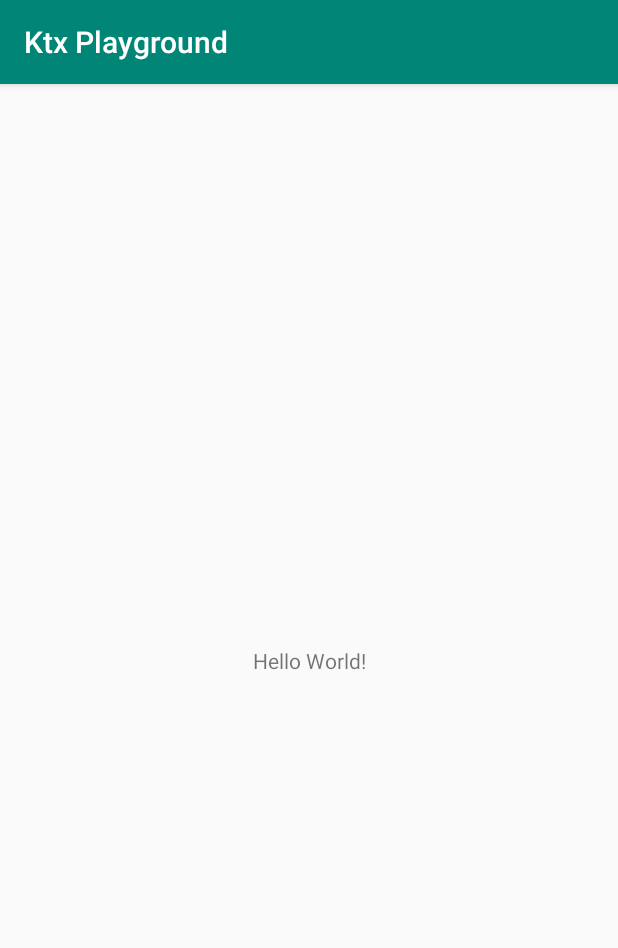
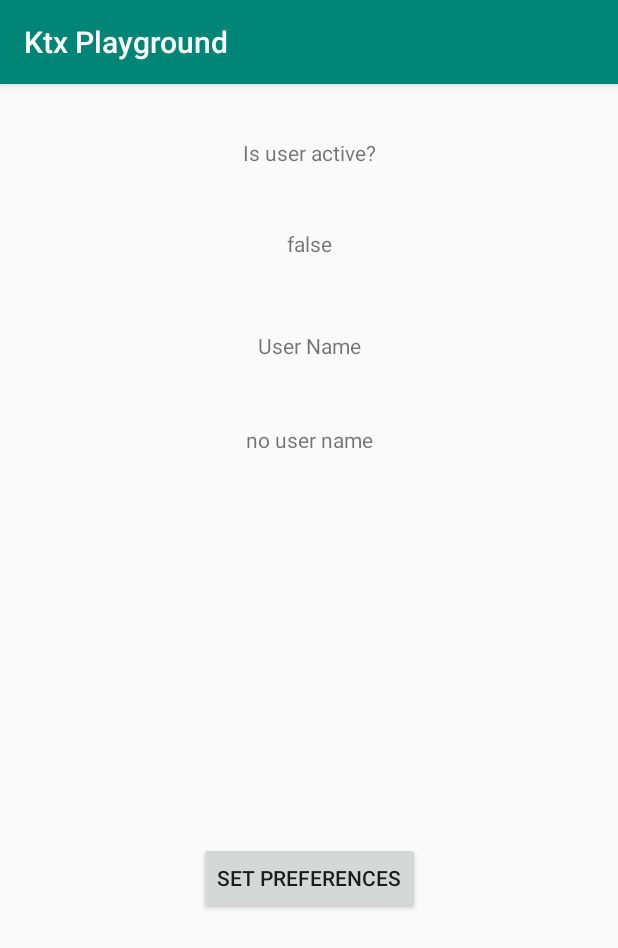
Before and after one commit to himattm/ktx-playground, an Android app: the screen it shows after launch (MainActivity), on a phone screen of 412 x 824 dp. Shown: the top 948 px of the screen. Run offline under Robolectric (Android 15) with nearby library versions, the phone set to English and light mode, and no system bars.

Commit message:
Add post 2 prefs.edit

```diff
--- a/app/src/main/java/io/github/matthewcmckenna/ktxplayground/MainActivity.kt
+++ b/app/src/main/java/io/github/matthewcmckenna/ktxplayground/MainActivity.kt
@@ -1,25 +1,49 @@
 package io.github.matthewcmckenna.ktxplayground
 
+import android.content.SharedPreferences
 import android.os.Bundle
 import android.preference.PreferenceManager
-import android.support.v7.app.AppCompatActivity
+import androidx.appcompat.app.AppCompatActivity
 import androidx.core.content.edit
+import kotlinx.android.synthetic.main.activity_main.*
 
 class MainActivity : AppCompatActivity() {
+
+    private lateinit var prefs: SharedPreferences
 
     override fun onCreate(savedInstanceState: Bundle?) {
         super.onCreate(savedInstanceState)
         setContentView(R.layout.activity_main)
+        prefs = PreferenceManager.getDefaultSharedPreferences(this)
+
+        refreshView()
+
+        var index = 0
+        set_preferences_button.setOnClickListener {
+            if (index % 2 == 0) {
+                saveUserActivity(false, "Krusher99")
+            } else {
+                saveUserActivity(true, "CoolKid1217")
+            }
+            index++
+            refreshView()
+        }
     }
 
-    private fun sharedPreferencesEditDsl() {
-        val value = true
-        val stringValue = "Strings"
-
-        val prefs = PreferenceManager.getDefaultSharedPreferences(this)
+    private fun saveUserActivity(isActive: Boolean, userName: String) {
         prefs.edit {
-            putBoolean("key", value)
-            putString("stringKey", stringValue)
+            putBoolean(KEY_USER_ACTIVE, isActive)
+            putString(KEY_USER_NAME, userName)
         }
     }
+
+    private fun refreshView() {
+        user_active_answer_text_view.text = prefs.getBoolean(KEY_USER_ACTIVE, false).toString()
+        user_name_answer_text_view.text = prefs.getString(KEY_USER_NAME, "no user name")
+    }
+
+    companion object {
+        const val KEY_USER_ACTIVE = "is_user_active"
+        const val KEY_USER_NAME = "username"
+    }
 }
--- a/app/src/main/res/layout/activity_main.xml
+++ b/app/src/main/res/layout/activity_main.xml
@@ -1,18 +1,97 @@
 <?xml version="1.0" encoding="utf-8"?>
-<android.support.constraint.ConstraintLayout xmlns:android="http://schemas.android.com/apk/res/android"
+<androidx.constraintlayout.widget.ConstraintLayout xmlns:android="http://schemas.android.com/apk/res/android"
     xmlns:app="http://schemas.android.com/apk/res-auto"
     xmlns:tools="http://schemas.android.com/tools"
     android:layout_width="match_parent"
     android:layout_height="match_parent"
-    tools:context=".MainActivity">
+    tools:context=".MainActivity"
+    tools:layout_editor_absoluteY="81dp">
+
+    <Button
+        android:id="@+id/set_preferences_button"
+        android:layout_width="wrap_content"
+        android:layout_height="wrap_content"
+        android:layout_marginStart="8dp"
+        android:layout_marginTop="8dp"
+        android:layout_marginEnd="8dp"
+        android:layout_marginBottom="8dp"
+        android:text="@string/set_preferences_button"
+        app:layout_constraintBottom_toBottomOf="parent"
+        app:layout_constraintEnd_toEndOf="parent"
+        app:layout_constraintStart_toStartOf="parent"
+        app:layout_constraintTop_toTopOf="@+id/guideline2" />
+
+    <androidx.constraintlayout.widget.Guideline
+        android:id="@+id/guideline"
+        android:layout_width="wrap_content"
+        android:layout_height="wrap_content"
+        android:orientation="horizontal"
+        app:layout_constraintGuide_begin="157dp" />
 
     <TextView
+        android:id="@+id/user_name_title_text_view"
         android:layout_width="wrap_content"
         android:layout_height="wrap_content"
-        android:text="Hello World!"
-        app:layout_constraintBottom_toBottomOf="parent"
-        app:layout_constraintLeft_toLeftOf="parent"
-        app:layout_constraintRight_toRightOf="parent"
-        app:layout_constraintTop_toTopOf="parent" />
+        android:layout_marginStart="8dp"
+        android:layout_marginTop="8dp"
+        android:layout_marginEnd="8dp"
+        android:text="@string/user_name_title"
+        app:layout_constraintEnd_toEndOf="parent"
+        app:layout_constraintStart_toStartOf="parent"
+        app:layout_constraintTop_toTopOf="@+id/guideline" />
 
-</android.support.constraint.ConstraintLayout>
+    <androidx.constraintlayout.widget.Guideline
+        android:id="@+id/guideline2"
+        android:layout_width="wrap_content"
+        android:layout_height="wrap_content"
+        android:orientation="horizontal"
+        app:layout_constraintGuide_begin="290dp" />
+
+    <TextView
+        android:id="@+id/user_active_answer_text_view"
+        android:layout_width="wrap_content"
+        android:layout_height="wrap_content"
+        android:layout_marginStart="8dp"
+        android:layout_marginTop="8dp"
+        android:layout_marginEnd="8dp"
+        android:layout_marginBottom="8dp"
+        android:text="@string/not_applicable"
+        app:layout_constraintBottom_toTopOf="@+id/guideline"
+        app:layout_constraintEnd_toEndOf="parent"
+        app:layout_constraintStart_toStartOf="parent"
+        app:layout_constraintTop_toBottomOf="@+id/is_active_text_view" />
+
+    <TextView
+        android:id="@+id/is_active_text_view"
+        android:layout_width="wrap_content"
+        android:layout_height="wrap_content"
+        android:layout_marginStart="8dp"
+        android:layout_marginTop="8dp"
+        android:layout_marginEnd="8dp"
+        android:text="@string/is_user_active"
+        app:layout_constraintEnd_toEndOf="parent"
+        app:layout_constraintStart_toStartOf="parent"
+        app:layout_constraintTop_toTopOf="@+id/guideline3" />
+
+    <TextView
+        android:id="@+id/user_name_answer_text_view"
+        android:layout_width="wrap_content"
+        android:layout_height="wrap_content"
+        android:layout_marginStart="8dp"
+        android:layout_marginTop="8dp"
+        android:layout_marginEnd="8dp"
+        android:layout_marginBottom="8dp"
+        android:text="@string/not_applicable"
+        app:layout_constraintBottom_toTopOf="@+id/guideline2"
+        app:layout_constraintEnd_toEndOf="parent"
+        app:layout_constraintStart_toStartOf="parent"
+        app:layout_constraintTop_toBottomOf="@+id/user_name_title_text_view" />
+
+    <androidx.constraintlayout.widget.Guideline
+        android:id="@+id/guideline3"
+        android:layout_width="wrap_content"
+        android:layout_height="wrap_content"
+        android:orientation="horizontal"
+        app:layout_constraintGuide_begin="28dp" />
+
+</androidx.constraintlayout.widget.ConstraintLayout>
--- a/app/src/main/res/values/strings.xml
+++ b/app/src/main/res/values/strings.xml
@@ -1,3 +1,7 @@
 <resources>
     <string name="app_name">Ktx Playground</string>
+    <string name="set_preferences_button">Set Preferences</string>
+    <string name="is_user_active">Is user active?</string>
+    <string name="not_applicable">N/A</string>
+    <string name="user_name_title">User Name</string>
 </resources>
--- a/gradle.properties
+++ b/gradle.properties
@@ -11,3 +11,5 @@ org.gradle.jvmargs=-Xmx1536m
 # This option should only be used with decoupled projects. More details, visit
 # http://www.gradle.org/docs/current/userguide/multi_project_builds.html#sec:decoupled_projects
 # org.gradle.parallel=true
+android.useAndroidX=true
+android.enableJetifier=true
```
Also changed, not shown: 1 other file.
